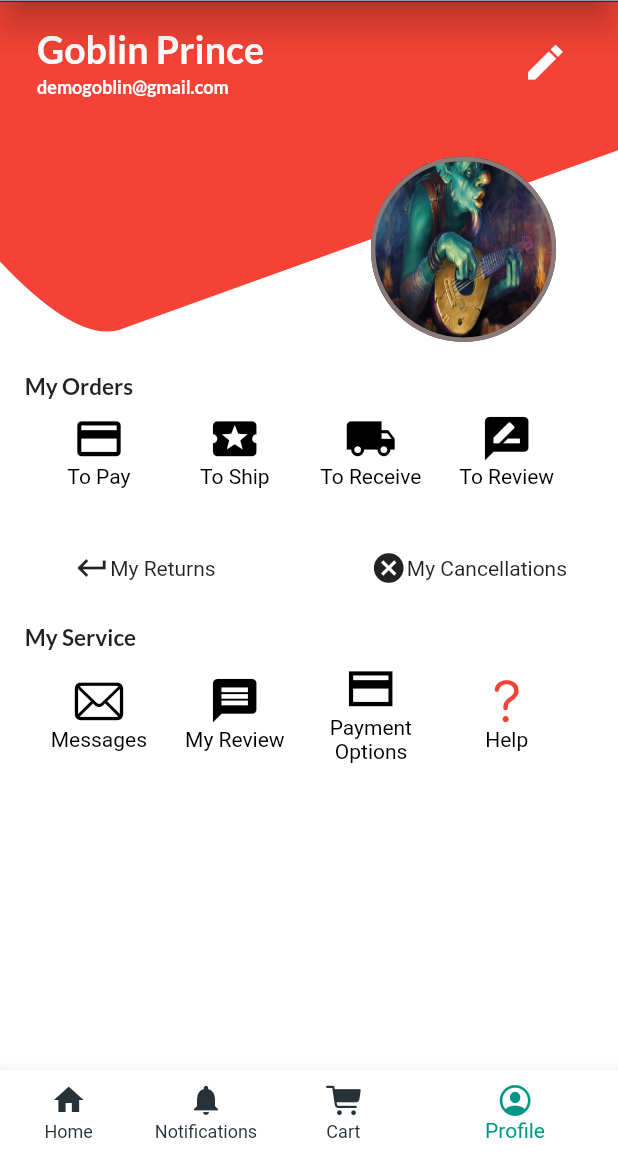
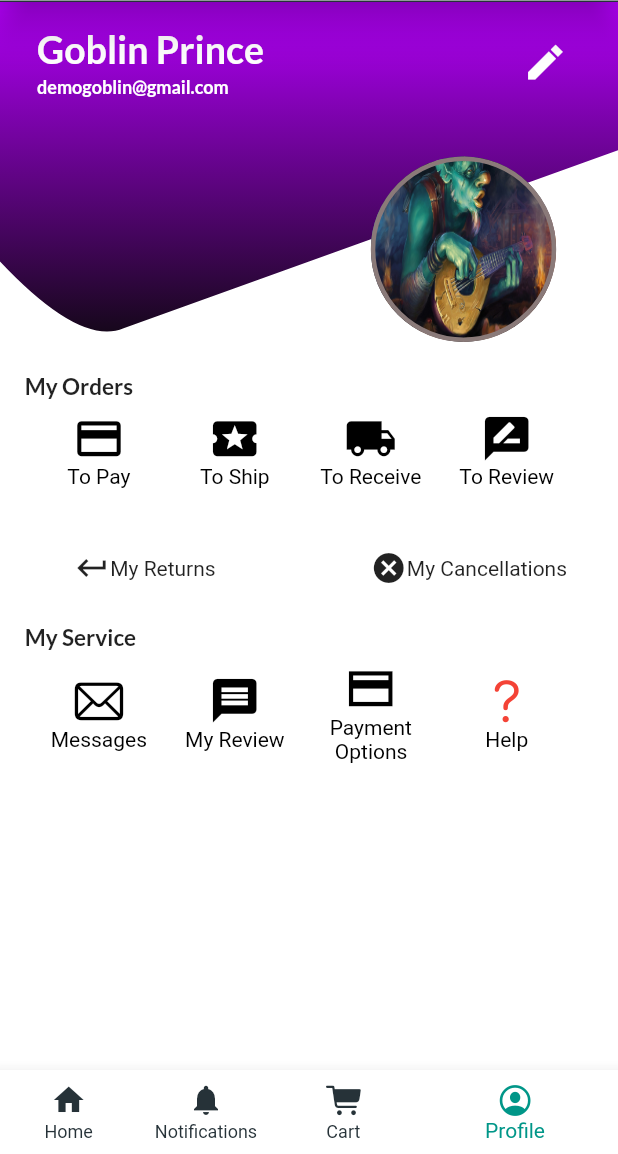
Before and after one commit to PrabeshPP/Sneakers-Shop, a Flutter app: the AppView screen opened directly, on a phone screen of 412 x 824 dp, the part 82-1236 px from its top. Run offline on Flutter 3.47's test engine with Material 2 defaults, Android fonts, the phone set to English and light mode, and no system bars; our stand-ins replace bloc, equatable, flutter_bloc, google_fonts, shared_preferences; accounts and stored records are empty.

Commit message:
Added Linear Gradient

```diff
--- a/sneakers/lib/view/widgets/UI/Profile/ui1.dart
+++ b/sneakers/lib/view/widgets/UI/Profile/ui1.dart
@@ -9,11 +9,16 @@ class CurvedContainer extends StatelessWidget {
     var size = MediaQuery.of(context).size;
     return ClipPath(
       child: Container(
+
         height: size.height * 0.3,
         width: size.width,
         decoration: const BoxDecoration(
-            color: Colors.red,
-            borderRadius: BorderRadius.only(bottomLeft: Radius.circular(32.0))),
+
+            gradient: LinearGradient(colors:[Color.fromARGB(255, 179, 0, 250),
+            Color.fromARGB(255, 3, 8, 0)],
+            begin:Alignment.topCenter,end: Alignment.bottomCenter),
+            borderRadius: BorderRadius.only(bottomLeft: Radius.circular(32.0)),
+            ),
       ),
       clipper: MyClipper(),
     );
```
